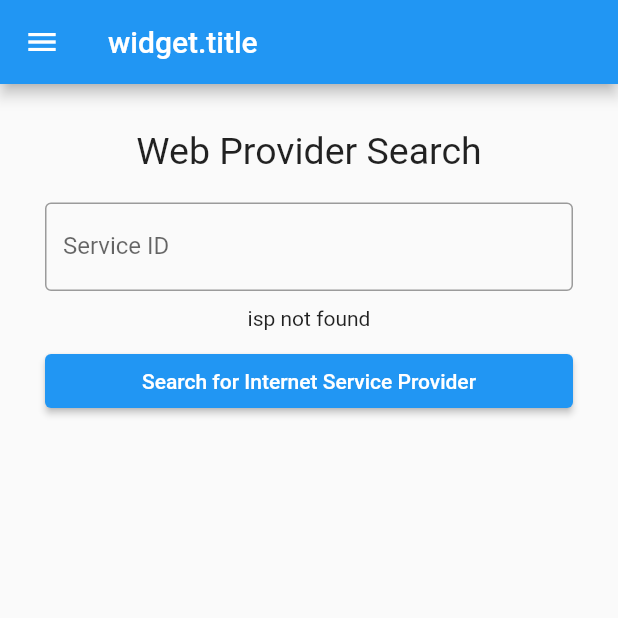
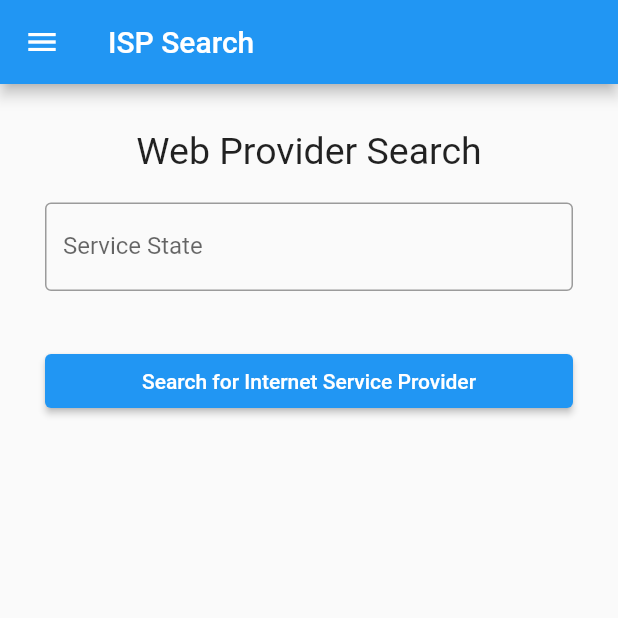
Before and after one commit to leonardosblang/fluber, a Flutter app: the ServicePage screen opened by its route, on a phone screen of 412 x 824 dp, the top half of it. Run offline on Flutter 3.47's test engine with Material 2 defaults, Android fonts, the phone set to English and light mode, and no system bars; our stand-ins replace flutter_compass, flutter_map, geolocator, latlong2; missing offline and left inert: flutter_map_marker_cluster.

Commit message:
added user profile

```diff
--- a/lib/main.dart
+++ b/lib/main.dart
@@ -3,6 +3,7 @@ import 'pages/services.dart';
 import 'pages/controller.dart';
 import 'pages/custom.dart';
 import 'pages/default.dart';
+import 'pages/profile.dart';
 
 void main() => runApp(MyApp());
 
@@ -20,6 +21,7 @@ class MyApp extends StatelessWidget {
           CustomPage.route: (_) => CustomPage(),
           ControllerPage.route: (_) => ControllerPage(),
           ServicePage.route: (_) => ServicePage(),
+          ProfilePage.route: (_) => ProfilePage(),
         });
   }
 }
--- a/lib/pages/services.dart
+++ b/lib/pages/services.dart
@@ -30,14 +30,14 @@ class _ServicePageState extends State<ServicePage> {
     if (service != null) {
       return ServiceDisplay(service: service!);
     }
-    return const Text("isp not found");
+    return const Text("");
   }
 
   @override
   Widget build(BuildContext context) {
     return Scaffold(
       appBar: AppBar(
-        title: Text('widget.title'),
+        title: Text('ISP Search'),
       ),
       drawer: buildDrawer(context, ServicePage.route),
       body: Center(
@@ -58,7 +58,7 @@ class _ServicePageState extends State<ServicePage> {
                 },
                 decoration: const InputDecoration(
                   border: OutlineInputBorder(),
-                  labelText: 'Service ID',
+                  labelText: 'Service State',
                 ),
               ),
               Container(height: 10),
--- a/lib/widgets/drawer.dart
+++ b/lib/widgets/drawer.dart
@@ -4,12 +4,14 @@ import '../pages/controller.dart';
 import '../pages/custom.dart';
 import '../pages/default.dart';
 import '../pages/services.dart';
+import '../pages/profile.dart';
 
 Widget _buildMenuItem(
-    BuildContext context, Widget title, String routeName, String currentRoute) {
+    BuildContext context, Widget title, String routeName, String currentRoute, Icons ) {
   final bool isSelected = routeName == currentRoute;
   return ListTile(
     title: title,
+    leading: Icons,
     selected: isSelected,
     onTap: () {
       if (isSelected) {
@@ -27,32 +29,44 @@ Drawer buildDrawer(BuildContext context, String currentRoute) {
       children: <Widget>[
         const DrawerHeader(
           child: Center(
-            child: Text('Select User Type'),
+             child: Text(
+           'Settings',
+           style: TextStyle(
+            color: Colors.blueAccent,
+            fontSize: 24,
+           ),
+           ),
           ),
+
         ),
         _buildMenuItem(
           context,
-          const Text('Client'),
+          const Text('Client Map'),
           DefaultPage.route,
           currentRoute,
+          Icon(Icons.map),
         ),
         _buildMenuItem(
           context,
-          const Text('Internet Technician'),
+          const Text('Internet Technician Map'),
           CustomPage.route,
           currentRoute,
+          Icon(Icons.maps_home_work),
         ),
-        _buildMenuItem(
-          context,
-          const Text('Controller'),
-          ControllerPage.route,
-          currentRoute,
-        ),
+
         _buildMenuItem(
           context,
           const Text('Service Search'),
           ServicePage.route,
           currentRoute,
+          Icon(Icons.search),
+        ),
+        _buildMenuItem(
+          context,
+          const Text('Profile Page'),
+          ProfilePage.route,
+          currentRoute,
+          Icon(Icons.person_pin),
         ),
       ],
     ),
```
Also changed, not shown: lib/pages/profile.dart (added, +206 -0 lines).
